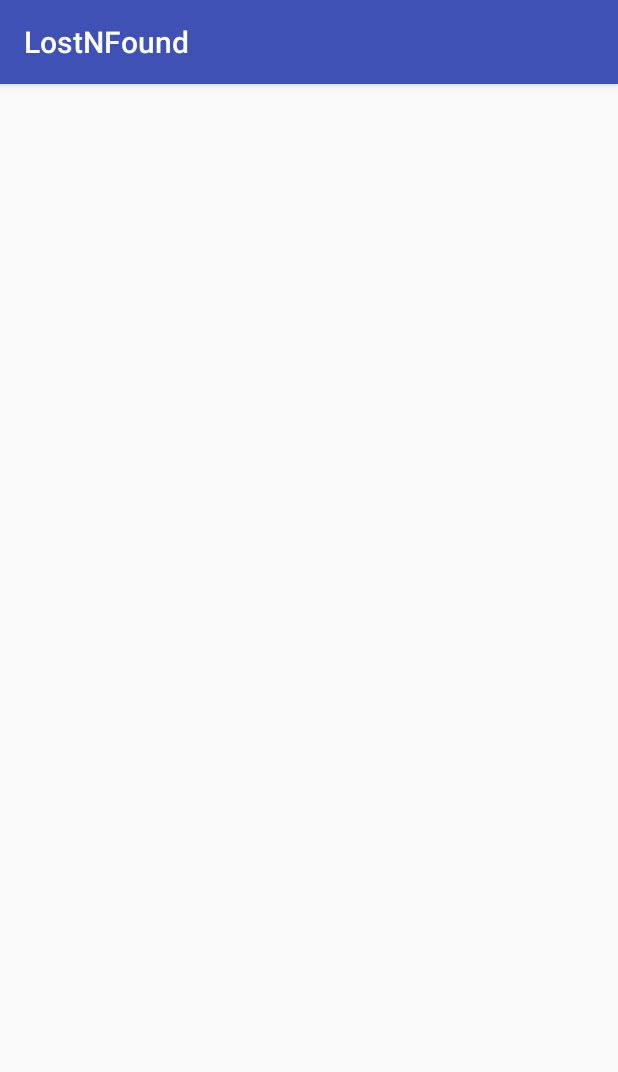
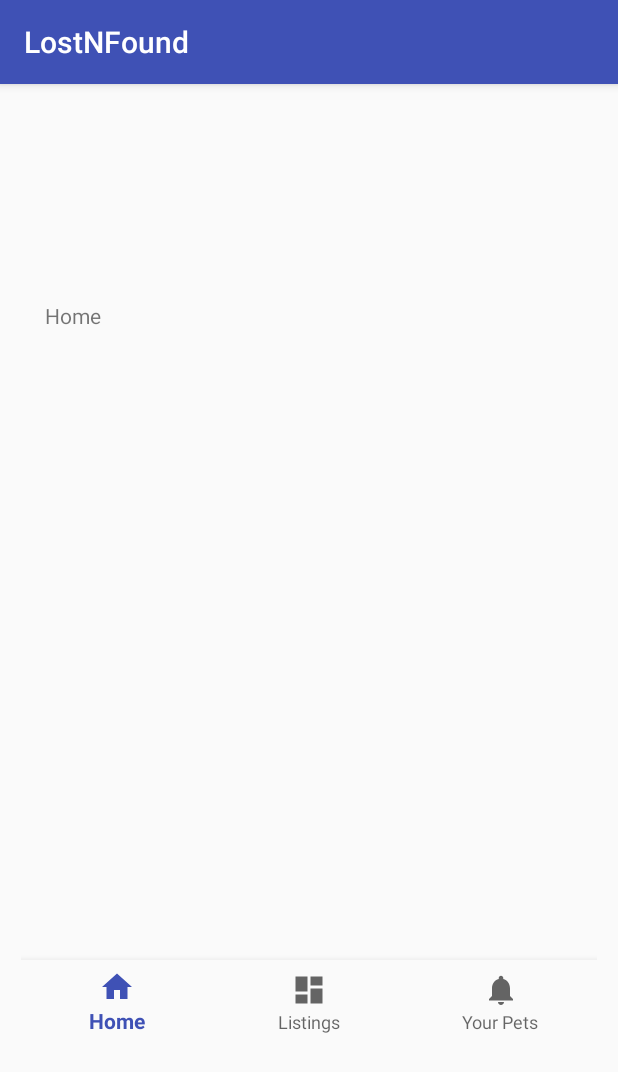
Before and after one commit to cobalt111/LostNFound, an Android app: the Post screen opened directly, with no data from a screen before it, on a phone screen of 412 x 824 dp. Shown: the top 1072 px of the screen. Run offline under Robolectric (Android 15) with nearby library versions, the phone set to English and light mode, and no system bars.

Commit message:
added content, changed nav bar

```diff
--- a/app/src/main/res/layout/activity_post.xml
+++ b/app/src/main/res/layout/activity_post.xml
@@ -6,4 +6,42 @@
     android:layout_height="match_parent"
     tools:context="com.example.tim.lostnfound.Post">
 
+    <LinearLayout
+        android:id="@+id/container"
+        android:layout_width="384dp"
+        android:layout_height="511dp"
+        android:orientation="vertical"
+        app:layout_constraintBottom_toBottomOf="parent"
+        app:layout_constraintLeft_toLeftOf="parent"
+        app:layout_constraintRight_toRightOf="parent"
+        app:layout_constraintTop_toTopOf="parent"
+        tools:context="com.example.tim.lostnfound.MainActivity">
+
+        <FrameLayout
+            android:id="@+id/content"
+            android:layout_width="match_parent"
+            android:layout_height="0dp"
+            android:layout_weight="1">
+
+            <TextView
+                android:id="@+id/message"
+                android:layout_width="match_parent"
+                android:layout_height="wrap_content"
+                android:layout_marginBottom="@dimen/activity_vertical_margin"
+                android:layout_marginLeft="@dimen/activity_horizontal_margin"
+                android:layout_marginRight="@dimen/activity_horizontal_margin"
+                android:layout_marginTop="@dimen/activity_vertical_margin"
+                android:text="@string/title_home" />
+
+        </FrameLayout>
+
+        <android.support.design.widget.BottomNavigationView
+            android:id="@+id/navigation"
+            android:layout_width="match_parent"
+            android:layout_height="wrap_content"
+            android:layout_gravity="bottom"
+            android:background="?android:attr/windowBackground"
+            app:menu="@menu/navigation" />
+
+    </LinearLayout>
 </android.support.constraint.ConstraintLayout>
--- /dev/null
+++ b/app/src/main/res/layout/content_post.xml
@@ -0,0 +1,6 @@
+<?xml version="1.0" encoding="utf-8"?>
+<LinearLayout xmlns:android="http://schemas.android.com/apk/res/android"
+    android:orientation="vertical" android:layout_width="match_parent"
+    android:layout_height="match_parent">
+
+</LinearLayout>
--- /dev/null
+++ b/app/src/main/res/layout/content_results.xml
@@ -0,0 +1,6 @@
+<?xml version="1.0" encoding="utf-8"?>
+<LinearLayout xmlns:android="http://schemas.android.com/apk/res/android"
+    android:orientation="vertical" android:layout_width="match_parent"
+    android:layout_height="match_parent">
+
+</LinearLayout>
--- /dev/null
+++ b/app/src/main/res/layout/content_search.xml
@@ -0,0 +1,6 @@
+<?xml version="1.0" encoding="utf-8"?>
+<LinearLayout xmlns:android="http://schemas.android.com/apk/res/android"
+    android:orientation="vertical" android:layout_width="match_parent"
+    android:layout_height="match_parent">
+
+</LinearLayout>
--- a/app/src/main/res/menu/navigation.xml
+++ b/app/src/main/res/menu/navigation.xml
@@ -4,16 +4,21 @@
     <item
         android:id="@+id/navigation_home"
         android:icon="@drawable/ic_home_black_24dp"
-        android:title="@string/title_home" />
+        android:title="@string/nav_home" />
 
     <item
-        android:id="@+id/navigation_dashboard"
+        android:id="@+id/navigation_listings"
         android:icon="@drawable/ic_dashboard_black_24dp"
-        android:title="@string/title_dashboard" />
+        android:title="@string/nav_listings" />
 
     <item
-        android:id="@+id/navigation_notifications"
+        android:id="@+id/navigation_animals"
         android:icon="@drawable/ic_notifications_black_24dp"
-        android:title="@string/title_notifications" />
+        android:title="@string/nav_animals" />
+
+    <!--<item-->
+        <!--android:id="@+id/navigation_map"-->
+        <!--android:icon="@drawable/ic_home_black_24dp"-->
+        <!--android:title="@string/nav_map" />-->
 
 </menu>
--- a/app/src/main/res/values/strings.xml
+++ b/app/src/main/res/values/strings.xml
@@ -9,4 +9,8 @@
     <string name="profile_location" />
     <string name="profile_date" />
     <string name="title_activity_map">Map</string>
+    <string name="nav_map">Map</string>
+    <string name="nav_animals">Your Pets</string>
+    <string name="nav_listings">Listings</string>
+    <string name="nav_home">Home</string>
 </resources>
```
Also changed, not shown: app/src/main/java/com/example/tim/lostnfound/MainActivity.java (+8 -5 lines), app/src/main/res/layout/activity_results.xml (+38 -0 lines), app/src/main/res/layout/activity_search.xml (+38 -0 lines).
